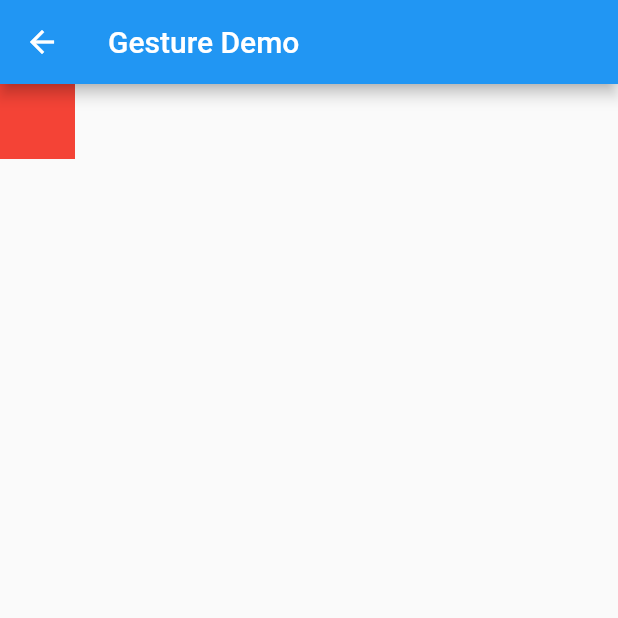
After one commit to kukyxs/flutter_arts_demos_app, a Flutter app: the GestureDemoPage screen opened directly, on a phone screen of 412 x 824 dp, the top half of it. The commit adds this screen. Run offline on Flutter 3.47's test engine with Material 2 defaults, Android fonts, the phone set to English and light mode, and no system bars; our stand-ins replace fluttertoast.

Commit message:
gesture detector demo

```diff
--- /dev/null
+++ b/lib/pages/gesture_main.dart
@@ -0,0 +1,70 @@
+import 'package:flutter/material.dart';
+
+class GestureDemoPage extends StatefulWidget {
+  @override
+  _GestureDemoPageState createState() => _GestureDemoPageState();
+}
+
+class _GestureDemoPageState extends State<GestureDemoPage> {
+  double left = 0.0;
+  double top = 0.0;
+
+  @override
+  void initState() {
+    super.initState();
+  }
+
+  @override
+  void dispose() {
+    super.dispose();
+  }
+
+  @override
+  Widget build(BuildContext context) {
+    return Scaffold(
+        appBar: AppBar(
+          title: Text('Gesture Demo'),
+        ),
+        body: Stack(
+          alignment: Alignment.center,
+          children: <Widget>[
+            Positioned(child: Container(width: 50.0, height: 50.0, color: Colors.red), left: left, top: top),
+            GestureDetector(
+              behavior: HitTestBehavior.translucent,
+              child: Container(
+                  color: Colors.transparent,
+                  width: MediaQuery.of(context).size.width - 10,
+                  height: MediaQuery.of(context).size.height),
+              onPanDown: (details) {
+                setState(() {
+                  left = details.globalPosition.dx;
+                  top = details.globalPosition.dy;
+                });
+              },
+              onPanUpdate: (details) {
+                setState(() {
+                  left = details.globalPosition.dx;
+                  top = details.globalPosition.dy;
+                });
+              },
+              onPanCancel: () {
+                setState(() {
+                  left = 0.0;
+                  top = 0.0;
+                });
+              },
+              onPanEnd: (details) {
+                setState(() {
+                  left = 0.0;
+                  top = 0.0;
+                });
+              },
+
+              onScaleUpdate: (details){
+                print(details.scale);
+              },
+            )
+          ],
+        ));
+  }
+}
```
Also changed, not shown: lib/main.dart (+17 -5 lines).
